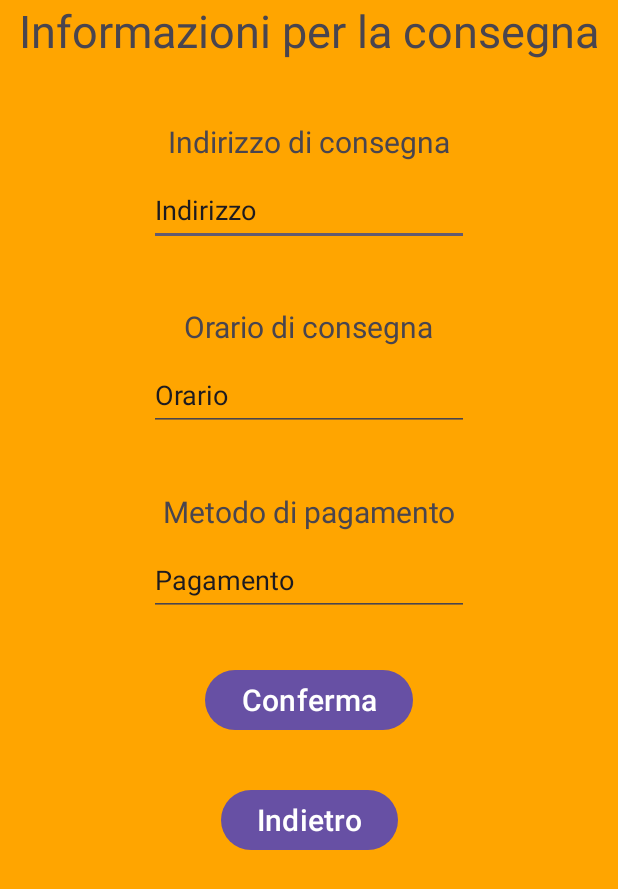
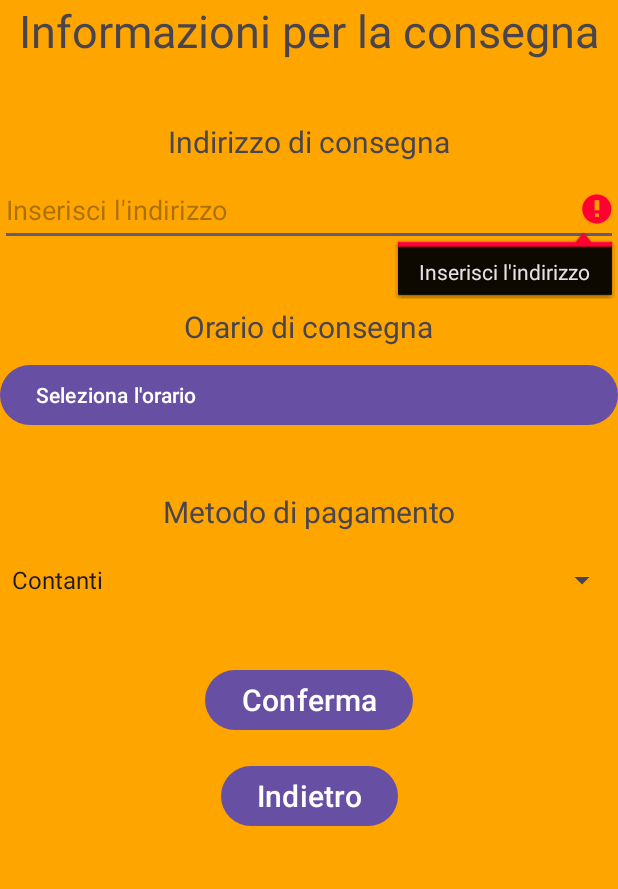
Before and after one commit to heartoftheprojects/PiadinaParty, an Android app: the activityInserimentoDatiOrdine screen opened directly, with no data from a screen before it, after a tap on "Conferma", on a phone screen of 412 x 824 dp. Shown: the top 889 px of the screen. Run offline under Robolectric (Android 15) with nearby library versions, the phone set to English and light mode, and no system bars.

Commit message:
inserimento dati ordine

```diff
--- a/app/src/main/AndroidManifest.xml
+++ b/app/src/main/AndroidManifest.xml
@@ -28,6 +28,7 @@
             android:exported="true" />
 
         <activity android:name=".activityInserimentoDatiOrdine" />
+        <activity android:name=".activityRiepilogoOrdine" />
 
         <activity
             android:name=".MainActivity"
--- a/app/src/main/java/com/example/piadinaparty/ItemAdapter.kt
+++ b/app/src/main/java/com/example/piadinaparty/ItemAdapter.kt
@@ -14,6 +14,7 @@ class ItemAdapter(private val items: List<Item>, private val onItemClicked: () -
         val nameTextView: TextView = itemView.findViewById(R.id.item_name)
         val priceTextView: TextView = itemView.findViewById(R.id.item_price)
         val quantityTextView: TextView = itemView.findViewById(R.id.item_quantity)
+        val descriptionTextView: TextView = itemView.findViewById(R.id.item_description)
         val addButton: Button = itemView.findViewById(R.id.add_button)
         val removeButton: Button = itemView.findViewById(R.id.remove_button)
 
@@ -21,6 +22,7 @@ class ItemAdapter(private val items: List<Item>, private val onItemClicked: () -
             nameTextView.text = item.name
             priceTextView.text = "€%.2f".format(item.price)
             quantityTextView.text = item.quantity.toString()
+            descriptionTextView.text = item.description
             addButton.setOnClickListener {
                 item.quantity++
                 quantityTextView.text = item.quantity.toString()
--- a/app/src/main/java/com/example/piadinaparty/activityInserimentoDatiOrdine.kt
+++ b/app/src/main/java/com/example/piadinaparty/activityInserimentoDatiOrdine.kt
@@ -1,10 +1,14 @@
 package com.example.piadinaparty
+
+import android.app.TimePickerDialog
 import android.content.Intent
 import android.os.Bundle
-import android.widget.Button
-import android.widget.EditText
-import android.widget.TextView
+import android.text.Editable
+import android.text.TextWatcher
+import android.view.View
+import android.widget.*
 import androidx.appcompat.app.AppCompatActivity
+import java.util.Calendar
 
 class activityInserimentoDatiOrdine : AppCompatActivity() {
 
@@ -15,41 +19,182 @@ class activityInserimentoDatiOrdine : AppCompatActivity() {
         // Trova i TextView e gli EditText nel layout
         val informazioniTextView = findViewById<TextView>(R.id.Informazioni)
         val indirizzoTextView = findViewById<TextView>(R.id.Indirizzo)
-        val indirizzoEditText = findViewById<EditText>(R.id.indirizzo)
+        val indirizzoEditText = findViewById<AutoCompleteTextView>(R.id.indirizzo)
         val orarioTextView = findViewById<TextView>(R.id.Orario)
-        val orarioEditText = findViewById<EditText>(R.id.orario)
+        val orarioButton = findViewById<Button>(R.id.orarioButton)
         val pagamentoTextView = findViewById<TextView>(R.id.Pagamento)
-        val pagamentoEditText = findViewById<EditText>(R.id.pagamento)
+        val pagamentoSpinner = findViewById<Spinner>(R.id.paymentMethodSpinner)
+        val creditCardLayout = findViewById<LinearLayout>(R.id.creditCardLayout)
+
+        // Trova i campi per i dati della carta di credito
+        val creditCardNumberEditText = findViewById<EditText>(R.id.creditCardNumberEditText)
+        val creditCardExpiryEditText = findViewById<EditText>(R.id.creditCardExpiryEditText)
+        val creditCardCvvEditText = findViewById<EditText>(R.id.creditCardCvvEditText)
 
         // Trova i pulsanti "Conferma" e "Indietro"
         val confermaButton = findViewById<Button>(R.id.Conferma)
         val indietroButton = findViewById<Button>(R.id.Indietro)
 
+        // Popola il Spinner con i metodi di pagamento
+        val paymentMethods = arrayOf("Contanti", "Carta di Credito")
+        val adapter = ArrayAdapter(this, android.R.layout.simple_spinner_item, paymentMethods)
+        adapter.setDropDownViewResource(android.R.layout.simple_spinner_dropdown_item)
+        pagamentoSpinner.adapter = adapter
+
+        // Gestisci il click del bottone "Seleziona l'orario"
+        orarioButton.setOnClickListener {
+            val calendar = Calendar.getInstance()
+            val hour = calendar.get(Calendar.HOUR_OF_DAY)
+            val minute = calendar.get(Calendar.MINUTE)
+
+            val timePickerDialog = TimePickerDialog(this, { _, selectedHour, selectedMinute ->
+                val formattedTime = String.format("%02d:%02d", selectedHour, selectedMinute)
+                orarioButton.text = formattedTime
+            }, hour, minute, true)
+
+            timePickerDialog.show()
+        }
+
+        // Gestisci la visibilità dei campi in base al metodo di pagamento selezionato
+        pagamentoSpinner.onItemSelectedListener = object : AdapterView.OnItemSelectedListener {
+            override fun onItemSelected(parent: AdapterView<*>, view: View?, position: Int, id: Long) {
+                when (parent.getItemAtPosition(position).toString()) {
+                    "Carta di Credito" -> {
+                        creditCardLayout.visibility = View.VISIBLE
+                    }
+                    else -> {
+                        creditCardLayout.visibility = View.GONE
+                    }
+                }
+            }
+
+            override fun onNothingSelected(parent: AdapterView<*>) {
+                creditCardLayout.visibility = View.GONE
+            }
+        }
+
+        // Aggiungi un TextWatcher per formattare il numero di carta di credito
+        creditCardNumberEditText.addTextChangedListener(object : TextWatcher {
+            private var current = ""
+            private val nonDigits = Regex("[^\\d]")
+
+            override fun beforeTextChanged(s: CharSequence?, start: Int, count: Int, after: Int) {}
+
+            override fun onTextChanged(s: CharSequence?, start: Int, before: Int, count: Int) {}
+
+            override fun afterTextChanged(s: Editable?) {
+                if (s.toString() != current) {
+                    val userInput = s.toString().replace(nonDigits, "")
+                    if (userInput.length <= 16) {
+                        val formatted = StringBuilder()
+                        for (i in userInput.indices) {
+                            if (i > 0 && i % 4 == 0) {
+                                formatted.append(' ')
+                            }
+                            formatted.append(userInput[i])
+                        }
+                        current = formatted.toString()
+                        creditCardNumberEditText.setText(current)
+                        creditCardNumberEditText.setSelection(current.length)
+                    } else {
+                        current = current.substring(0, current.length - 1)
+                        creditCardNumberEditText.setText(current)
+                        creditCardNumberEditText.setSelection(current.length)
+                    }
+                }
+            }
+        })
+
+        // Aggiungi un TextWatcher per formattare la data di scadenza
+        creditCardExpiryEditText.addTextChangedListener(object : TextWatcher {
+            private var current = ""
+            private val mmYY = "MMYY"
+
+            override fun beforeTextChanged(s: CharSequence?, start: Int, count: Int, after: Int) {}
+
+            override fun onTextChanged(s: CharSequence?, start: Int, before: Int, count: Int) {}
+
+            override fun afterTextChanged(s: Editable?) {
+                if (s.toString() != current) {
+                    val userInput = s.toString().replace(Regex("[^\\d]"), "")
+                    if (userInput.length <= 4) {
+                        val formatted = StringBuilder()
+                        for (i in userInput.indices) {
+                            if (i == 2) {
+                                formatted.append('/')
+                            }
+                            formatted.append(userInput[i])
+                        }
+                        current = formatted.toString()
+                        creditCardExpiryEditText.setText(current)
+                        creditCardExpiryEditText.setSelection(current.length)
+                    } else {
+                        current = current.substring(0, current.length - 1)
+                        creditCardExpiryEditText.setText(current)
+                        creditCardExpiryEditText.setSelection(current.length)
+                    }
+                }
+            }
+        })
+
         // Gestisci il click del bottone "Conferma"
         confermaButton.setOnClickListener {
-            // Ottieni i valori dai campi EditText
+            // Ottieni i valori dai campi EditText e Spinner
             val indirizzo = indirizzoEditText.text.toString()
-            val orario = orarioEditText.text.toString()
-            val pagamento = pagamentoEditText.text.toString()
+            val orario = orarioButton.text.toString()
+            val pagamento = pagamentoSpinner.selectedItem.toString()
 
-            // Puoi fare qualcosa con questi valori, ad esempio mostrarli in un log o inviarli a una nuova activity
+            // Validazione dei dati
+            if (indirizzo.isEmpty()) {
+                indirizzoEditText.error = "Inserisci l'indirizzo"
+                return@setOnClickListener
+            }
+            if (orario == "Seleziona l'orario") {
+                Toast.makeText(this, "Seleziona l'orario di consegna", Toast.LENGTH_SHORT).show()
+                return@setOnClickListener
+            }
 
-            // Naviga a ActivitySchermata4
+            if (pagamento == "Carta di Credito") {
+                val cardNumber = creditCardNumberEditText.text.toString()
+                val expiryDate = creditCardExpiryEditText.text.toString()
+                val cvv = creditCardCvvEditText.text.toString()
+
+                if (cardNumber.isEmpty() || cardNumber.replace(" ", "").length != 16) {
+                    creditCardNumberEditText.error = "Il numero di carta deve contenere 16 cifre"
+                    return@setOnClickListener
+                }
+                if (expiryDate.isEmpty()) {
+                    creditCardExpiryEditText.error = "Inserisci la data di scadenza"
+                    return@setOnClickListener
+                }
+                if (cvv.isEmpty() || cvv.length !in 3..4) {
+                    creditCardCvvEditText.error = "Il CVV deve contenere 3 o 4 cifre"
+                    return@setOnClickListener
+                }
+
+                // Validazione della data di scadenza
+                val parts = expiryDate.split("/")
+                if (parts.size != 2) {
+                    creditCardExpiryEditText.error = "Formato data non valido"
+                    return@setOnClickListener
+                }
+                val month = parts[0].toIntOrNull()
+                val year = parts[1].toIntOrNull()
+                if (month == null || year == null || month !in 1..12) {
+                    creditCardExpiryEditText.error = "Data di scadenza non valida"
+                    return@setOnClickListener
+                }
+            }
+
+            // Naviga a activityRiepilogoOrdine senza passare i dati
             val intent = Intent(this, activityRiepilogoOrdine::class.java)
-
-            // Puoi passare i dati a ActivitySchermata4 tramite Intent (opzionale)
-            intent.putExtra("indirizzo", indirizzo)
-            intent.putExtra("orario", orario)
-            intent.putExtra("pagamento", pagamento)
-
-            // Avvia ActivitySchermata4
             startActivity(intent)
         }
 
         // Gestisci il click del bottone "Indietro"
         indietroButton.setOnClickListener {
-            // Quando viene cliccato il bottone "Indietro", torna a ActivitySchermata2
-            finish() // Chiama finish per chiudere ActivitySchermata3 e tornare alla precedente
+            // Quando viene cliccato il bottone "Indietro", torna alla precedente activity
+            finish() // Chiama finish per chiudere activityInserimentoDatiOrdine e tornare alla precedente
         }
     }
 }
--- a/app/src/main/res/layout/activity_inserimentodatiordine.xml
+++ b/app/src/main/res/layout/activity_inserimentodatiordine.xml
@@ -39,14 +39,13 @@
         app:layout_constraintStart_toStartOf="parent"
         app:layout_constraintTop_toBottomOf="@+id/Informazioni" />
 
-    <EditText
+    <AutoCompleteTextView
         android:id="@+id/indirizzo"
-        android:layout_width="wrap_content"
+        android:layout_width="0dp"
         android:layout_height="48dp"
         android:layout_marginTop="8dp"
         android:ems="10"
-        android:inputType="text"
-        android:text="Indirizzo"
+        android:hint="Inserisci l'indirizzo"
         app:layout_constraintEnd_toEndOf="parent"
         app:layout_constraintHorizontal_bias="0.5"
         app:layout_constraintStart_toStartOf="parent"
@@ -64,14 +63,14 @@
         app:layout_constraintStart_toStartOf="parent"
         app:layout_constraintTop_toBottomOf="@+id/indirizzo" />
 
-    <EditText
-        android:id="@+id/orario"
-        android:layout_width="wrap_content"
+    <Button
+        android:id="@+id/orarioButton"
+        android:layout_width="0dp"
         android:layout_height="48dp"
         android:layout_marginTop="8dp"
         android:ems="10"
-        android:inputType="text"
-        android:text="Orario"
+        android:text="Seleziona l'orario"
+        android:gravity="center_vertical"
         app:layout_constraintEnd_toEndOf="parent"
         app:layout_constraintHorizontal_bias="0.5"
         app:layout_constraintStart_toStartOf="parent"
@@ -87,21 +86,78 @@
         app:layout_constraintEnd_toEndOf="parent"
         app:layout_constraintHorizontal_bias="0.5"
         app:layout_constraintStart_toStartOf="parent"
-        app:layout_constraintTop_toBottomOf="@+id/orario" />
+        app:layout_constraintTop_toBottomOf="@+id/orarioButton" />
 
-    <EditText
-        android:id="@+id/pagamento"
-        android:layout_width="wrap_content"
+    <Spinner
+        android:id="@+id/paymentMethodSpinner"
+        android:layout_width="0dp"
         android:layout_height="48dp"
         android:layout_marginTop="8dp"
-        android:ems="10"
-        android:inputType="text"
-        android:text="Pagamento"
         app:layout_constraintEnd_toEndOf="parent"
         app:layout_constraintHorizontal_bias="0.5"
         app:layout_constraintStart_toStartOf="parent"
-        app:layout_constraintTop_toBottomOf="@+id/Pagamento"
-        tools:visibility="visible" />
+        app:layout_constraintTop_toBottomOf="@+id/Pagamento" />
+
+    <!-- Campi per i dati della carta di credito -->
+    <LinearLayout
+        android:id="@+id/creditCardLayout"
+        android:layout_width="0dp"
+        android:layout_height="wrap_content"
+        android:orientation="vertical"
+        android:visibility="gone"
+        android:layout_marginTop="16dp"
+        app:layout_constraintEnd_toEndOf="parent"
+        app:layout_constraintStart_toStartOf="parent"
+        app:layout_constraintTop_toBottomOf="@+id/paymentMethodSpinner">
+
+        <TextView
+            android:layout_width="wrap_content"
+            android:layout_height="wrap_content"
+            android:text="Numero Carta di Credito"
+            android:textSize="18sp"
+            android:layout_marginBottom="8dp"/>
+
+        <EditText
+            android:id="@+id/creditCardNumberEditText"
+            android:layout_width="match_parent"
+            android:layout_height="wrap_content"
+            android:hint="Inserisci il numero della carta"
+            android:inputType="number"
+            android:maxLength="19"
+            android:layout_marginBottom="8dp"/>
+
+        <TextView
+            android:layout_width="wrap_content"
+            android:layout_height="wrap_content"
+            android:text="Data di Scadenza"
+            android:textSize="18sp"
+            android:layout_marginBottom="8dp"/>
+
+        <EditText
+            android:id="@+id/creditCardExpiryEditText"
+            android:layout_width="match_parent"
+            android:layout_height="wrap_content"
+            android:hint="MM/YY"
+            android:inputType="number"
+            android:maxLength="5"
+            android:layout_marginBottom="8dp"/>
+
+        <TextView
+            android:layout_width="wrap_content"
+            android:layout_height="wrap_content"
+            android:text="CVV"
+            android:textSize="18sp"
+            android:layout_marginBottom="8dp"/>
+
+        <EditText
+            android:id="@+id/creditCardCvvEditText"
+            android:layout_width="match_parent"
+            android:layout_height="wrap_content"
+            android:hint="CVV"
+            android:inputType="number"
+            android:maxLength="4"
+            android:layout_marginBottom="8dp"/>
+    </LinearLayout>
 
     <Button
         android:id="@+id/Conferma"
@@ -113,13 +169,13 @@
         app:layout_constraintEnd_toEndOf="parent"
         app:layout_constraintHorizontal_bias="0.5"
         app:layout_constraintStart_toStartOf="parent"
-        app:layout_constraintTop_toBottomOf="@+id/pagamento" />
+        app:layout_constraintTop_toBottomOf="@+id/creditCardLayout" />
 
     <Button
         android:id="@+id/Indietro"
         android:layout_width="wrap_content"
         android:layout_height="wrap_content"
-        android:layout_marginTop="32dp"
+        android:layout_marginTop="16dp"
         android:text="Indietro"
         android:textSize="20sp"
         app:layout_constraintEnd_toEndOf="parent"
--- a/app/src/main/res/values/strings.xml
+++ b/app/src/main/res/values/strings.xml
@@ -4,6 +4,8 @@
     <string name="accedi">accedi</string>
     <string name="apri">Apri</string>
     <string name="close">Close</string>
+    <string name="add_button_text">+</string>
+    <string name="remove_button_text">-</string>
     <!-- TODO: Remove or change this placeholder text -->
     <string name="hello_blank_fragment">Hello blank fragment</string>
 </resources>
```
Also changed, not shown: app/src/main/java/com/example/piadinaparty/Item.kt (+6 -1 lines), app/src/main/java/com/example/piadinaparty/fragmentHome.kt (+4 -4 lines), app/src/main/res/layout/item_layout.xml (+27 -7 lines).
